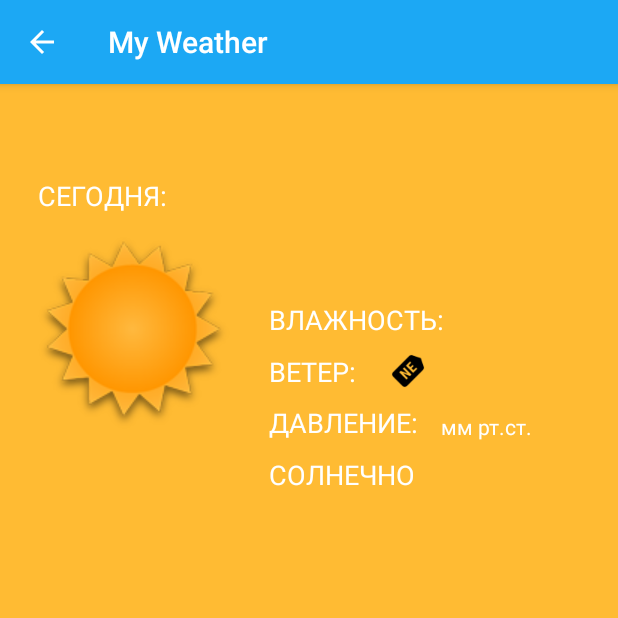
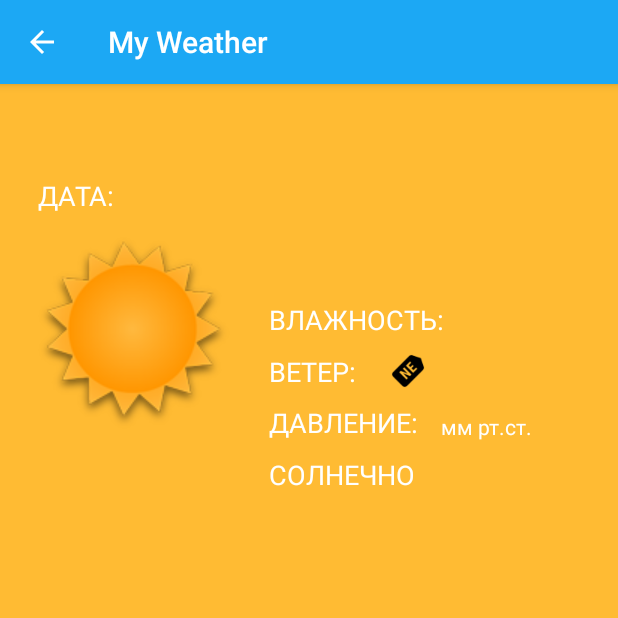
Before and after one commit to PoWeRedBye/TestRetrofit, an Android app: the WeatherInfoActivity screen opened directly, with no data from a screen before it, on a phone screen of 412 x 824 dp, the top half of it. Run offline under Robolectric (Android 15) with nearby library versions, the phone set to English and light mode, and no system bars; our stand-ins replace Picasso; pictures from the network do not load; 1 statement that could not run was skipped.

Commit message:
small fixes

```diff
--- a/app/src/main/res/layout/weather_info_activity.xml
+++ b/app/src/main/res/layout/weather_info_activity.xml
@@ -43,7 +43,7 @@
         android:layout_above="@+id/weather_info_activity_status_icon"
         android:layout_alignLeft="@+id/weather_info_activity_city_name_text"
         android:layout_alignStart="@+id/weather_info_activity_city_name_text"
-        android:text="СЕГОДНЯ:"
+        android:text="ДАТА:"
         android:textAlignment="center"
         android:textColor="@android:color/background_light"
         android:textSize="18sp" />
```
